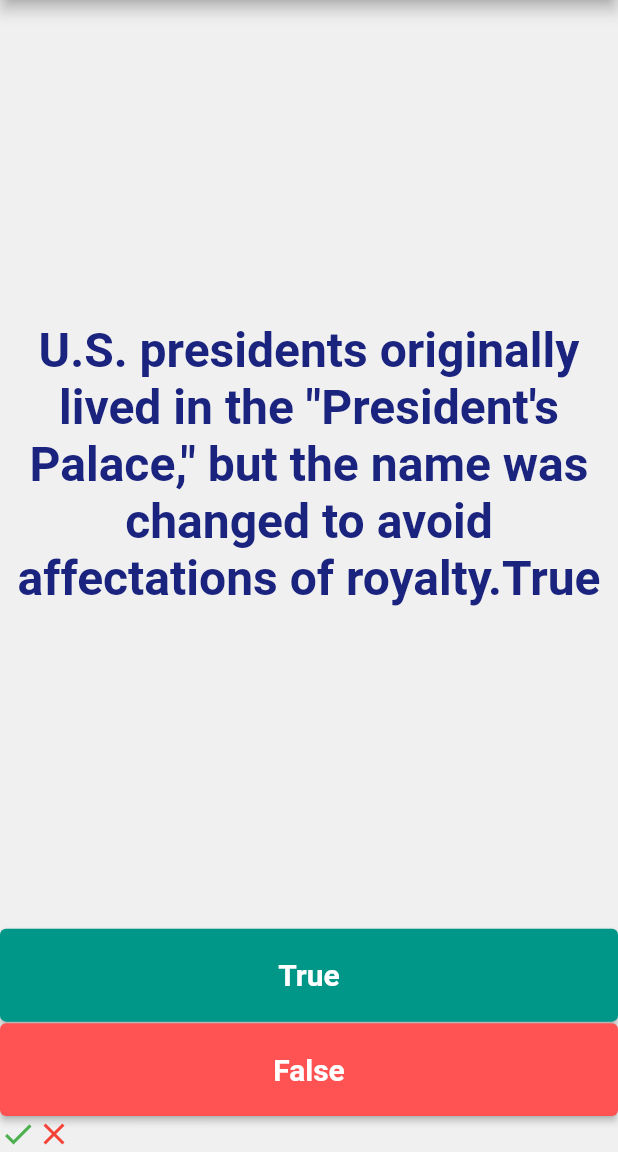
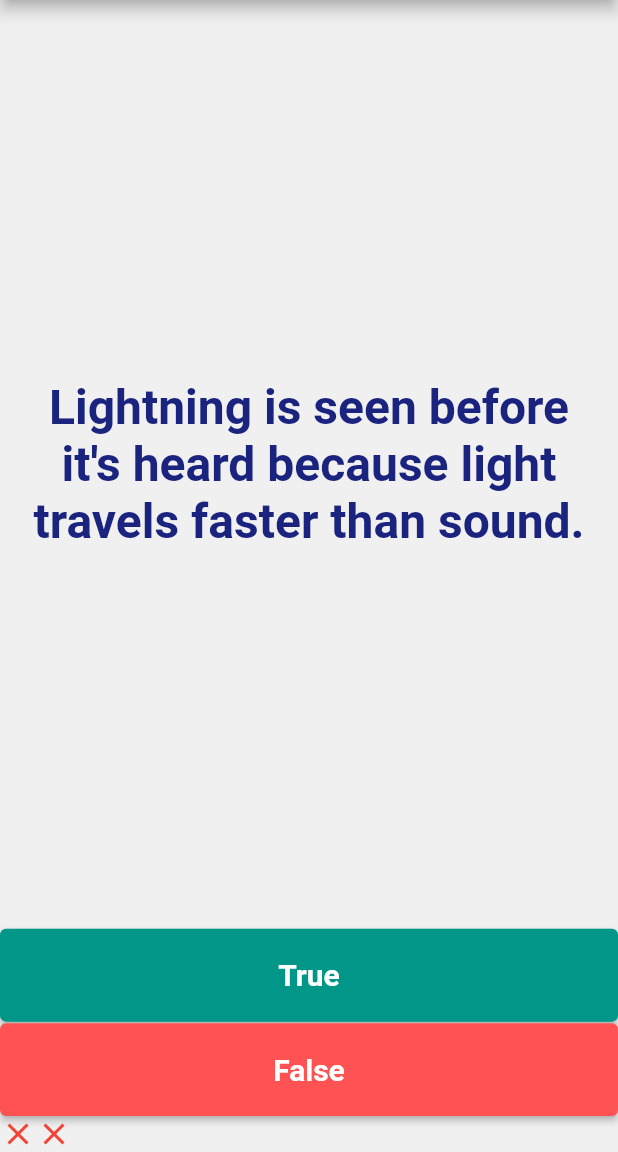
Before and after one commit to amankumarsahani/Quizzler, a Flutter app: the screen it shows after launch, after a tap on "True", after a tap on "False", on a phone screen of 412 x 824 dp, the part 84-1236 px from its top. Run offline on Flutter 3.47's test engine with Material 2 defaults, Android fonts, the phone set to English and light mode, and no system bars.

Commit message:
Link ques with ans

```diff
--- a/lib/main.dart
+++ b/lib/main.dart
@@ -1,4 +1,6 @@
 import 'package:flutter/material.dart';
+import 'quizBrain.dart';
+import 'questionBank.dart';
 
 void main() => runApp(MyApp());
 
@@ -34,21 +36,22 @@ class Quizler extends StatefulWidget {
 }
 
 class _QuizlerState extends State<Quizler> {
+  QuizBrain quizBrain = QuizBrain();
   List<Icon> scoreKeeperIcons = [];
-  List<String> ques = [
-    'The smallest country in the world is Monaco.False',
-    'A heptagon has six sides.False',
-    'Lightning is seen before it\'s heard because light travels faster than sound.True',
-    'U.S. presidents originally lived in the "President\'s Palace," but the name was changed to avoid affectations of royalty.True',
-    'The biggest muscle in the human body is the gluteus maximus (buttock muscle).True',
-    'The Titanic had enough lifeboats to save almost everyone on board.False',
-    'Bollywood is the nickname of Britain\'s movie industry.False',
-    'Only Americans and Soviets have walked on the Moon.False',
-    'Vampire bats feed on blood.True',
-    'When Mickey Mouse debuted on screen in 1928, it was in a silent film.False',
-  ];
+  score(bool userAns) {
+    setState(() {
+      if (userAns == quizBrain.quesAns()) {
+        scoreKeeperIcons.add(
+          Icon(Icons.check, color: Colors.green),
+        );
+      } else {
+        scoreKeeperIcons.add(
+          Icon(Icons.close, color: Colors.red),
+        );
+      }
+    });
+  }
 
-  int quesNum = 1;
   @override
   Widget build(BuildContext context) {
     return Center(
@@ -62,7 +65,7 @@ class _QuizlerState extends State<Quizler> {
               child: Padding(
                 padding: const EdgeInsets.all(10.0),
                 child: Text(
-                  ques[quesNum],
+                  quizBrain.quesText(),
                   textAlign: TextAlign.center,
                   style: TextStyle(
                     color: Colors.indigo[900],
@@ -79,17 +82,8 @@ class _QuizlerState extends State<Quizler> {
               style: ButtonStyle(
                   backgroundColor: MaterialStateProperty.all(Colors.teal)),
               onPressed: () {
-                setState(
-                  () {
-                    quesNum++;
-                    scoreKeeperIcons.add(
-                      Icon(
-                        Icons.check,
-                        color: Colors.green,
-                      ),
-                    );
-                  },
-                );
+                quizBrain.nextQues();
+                score(true);
               },
               child: Text(
                 'True',
@@ -106,17 +100,8 @@ class _QuizlerState extends State<Quizler> {
               style: ButtonStyle(
                   backgroundColor: MaterialStateProperty.all(Colors.redAccent)),
               onPressed: () {
-                setState(
-                  () {
-                    quesNum++;
-                    scoreKeeperIcons.add(
-                      Icon(
-                        Icons.close,
-                        color: Colors.red,
-                      ),
-                    );
-                  },
-                );
+                quizBrain.nextQues();
+                score(false);
               },
               child: Text(
                 'False',
--- a/lib/questionBank.dart
+++ b/lib/questionBank.dart
@@ -0,0 +1,5 @@
+class QuestionBank {
+  String ques;
+  bool ans;
+  QuestionBank(this.ques, this.ans);
+}
--- a/lib/quizBrain.dart
+++ b/lib/quizBrain.dart
@@ -0,0 +1,45 @@
+import 'questionBank.dart';
+
+class QuizBrain {
+  int _quesNum = 0;
+  List<QuestionBank> _questionBank = [
+    QuestionBank('The smallest country in the world is Monaco', false),
+    QuestionBank('A heptagon has six sides.', false),
+    QuestionBank(
+        'Lightning is seen before it\'s heard because light travels faster than sound.',
+        true),
+    QuestionBank(
+        'U.S. presidents originally lived in the "President\'s Palace," but the name was changed to avoid affectations of royalty.',
+        true),
+    QuestionBank(
+        'The biggest muscle in the human body is the gluteus maximus (buttock muscle).',
+        true),
+    QuestionBank(
+        'The Titanic had enough lifeboats to save almost everyone on board.',
+        false),
+    QuestionBank(
+        'Bollywood is the nickname of Britain\'s movie industry.', false),
+    QuestionBank('Only Americans and Soviets have walked on the Moon.', false),
+    QuestionBank('Vampire bats feed on blood.', true),
+    QuestionBank(
+        'When Mickey Mouse debuted on screen in 1928, it was in a silent film.',
+        false),
+  ];
+
+  void nextQues() {
+    if (_quesNum < _questionBank.length - 1) {
+      _quesNum++;
+    }
+  }
+
+  String quesText() {
+    print(_questionBank[_quesNum].ques);
+
+    return _questionBank[_quesNum].ques;
+  }
+
+  bool quesAns() {
+    print(_questionBank[_quesNum].ans);
+    return _questionBank[_quesNum].ans;
+  }
+}
```
